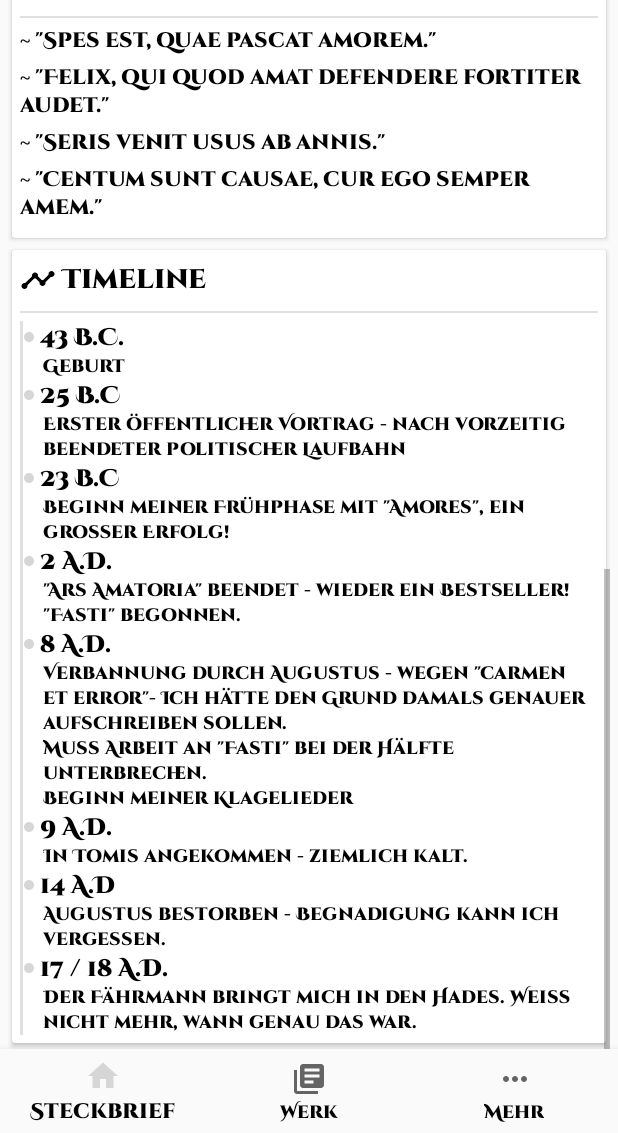
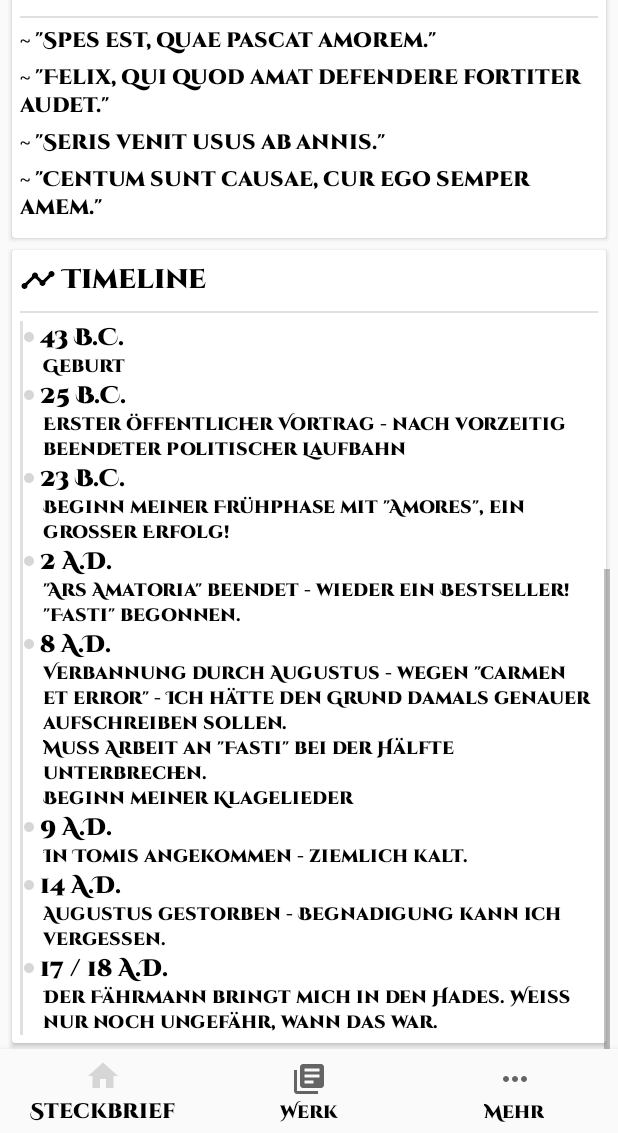
Before and after one commit to fsappz78/Ovid, an Android app: the screen it shows after launch (MainActivity), scrolled down 871 dp, on a phone screen of 412 x 824 dp, the part 103-1236 px from its top. Run offline under Robolectric (Android 15) with nearby library versions, the phone set to English and light mode, and no system bars.

Commit message:
Fix typos

```diff
--- a/app/src/main/java/de/fsappz/ovid/ui/home/HomeFragment.java
+++ b/app/src/main/java/de/fsappz/ovid/ui/home/HomeFragment.java
@@ -55,12 +55,12 @@ public class HomeFragment extends Fragment {
         LinearLayout timeline_items_container = root.findViewById(R.id.timeline_items_container);
         String[] dates = new String[]{
                 "43 B.C.",
-                "25 B.C",
-                "23 B.C",
+                "25 B.C.",
+                "23 B.C.",
                 "2 A.D.",
                 "8 A.D.",
                 "9 A.D.",
-                "14 A.D",
+                "14 A.D.",
                 "17 / 18 A.D."};
         //Verbannt - warum, weiß ich selbst nicht mehr so genau, ist ja mittlerweile auch schon über zweitausend jahre her
         String[] texts = new String[]{
@@ -68,10 +68,10 @@ public class HomeFragment extends Fragment {
                 "Erster öffentlicher Vortrag - nach vorzeitig beendeter politischer Laufbahn",
                 "Beginn meiner Frühphase mit \"Amores\", ein großer Erfolg!",
                 "\"Ars Amatoria\" beendet - wieder ein Bestseller!\n\"Fasti\" begonnen.",
-                "Verbannung durch Augustus - wegen \"carmen et error\"- Ich hätte den Grund damals genauer aufschreiben sollen.\nMuss Arbeit an \"Fasti\" bei der Hälfte unterbrechen.\nBeginn meiner Klagelieder",
+                "Verbannung durch Augustus - wegen \"carmen et error\" - Ich hätte den Grund damals genauer aufschreiben sollen.\nMuss Arbeit an \"Fasti\" bei der Hälfte unterbrechen.\nBeginn meiner Klagelieder",
                 "In Tomis angekommen - ziemlich kalt.",
-                "Augustus bestorben - Begnadigung kann ich vergessen.",
-                "Der Fährmann bringt mich in den Hades. Weiß nicht mehr, wann genau das war."};
+                "Augustus gestorben - Begnadigung kann ich vergessen.",
+                "Der Fährmann bringt mich in den Hades. Weiß nur noch ungefähr, wann das war."};
 
         LayoutInflater layoutInflater = getLayoutInflater();
 
```
Also changed, not shown: 1 other file.
